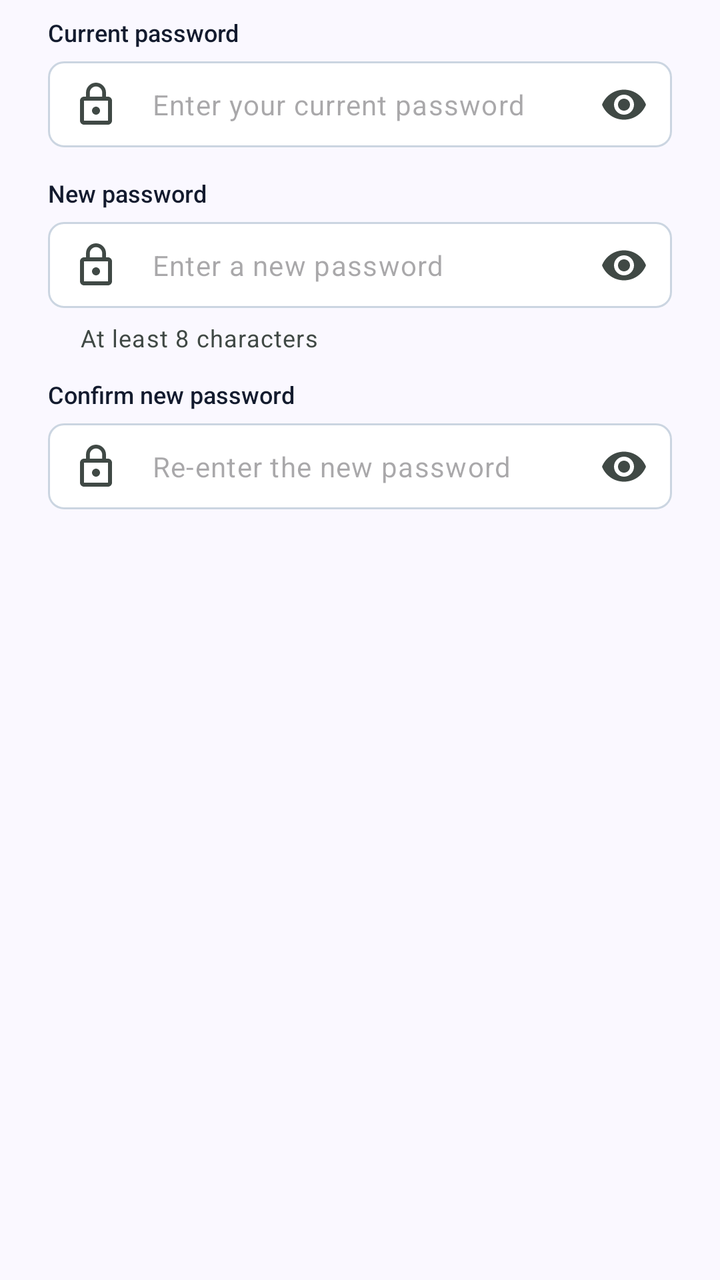
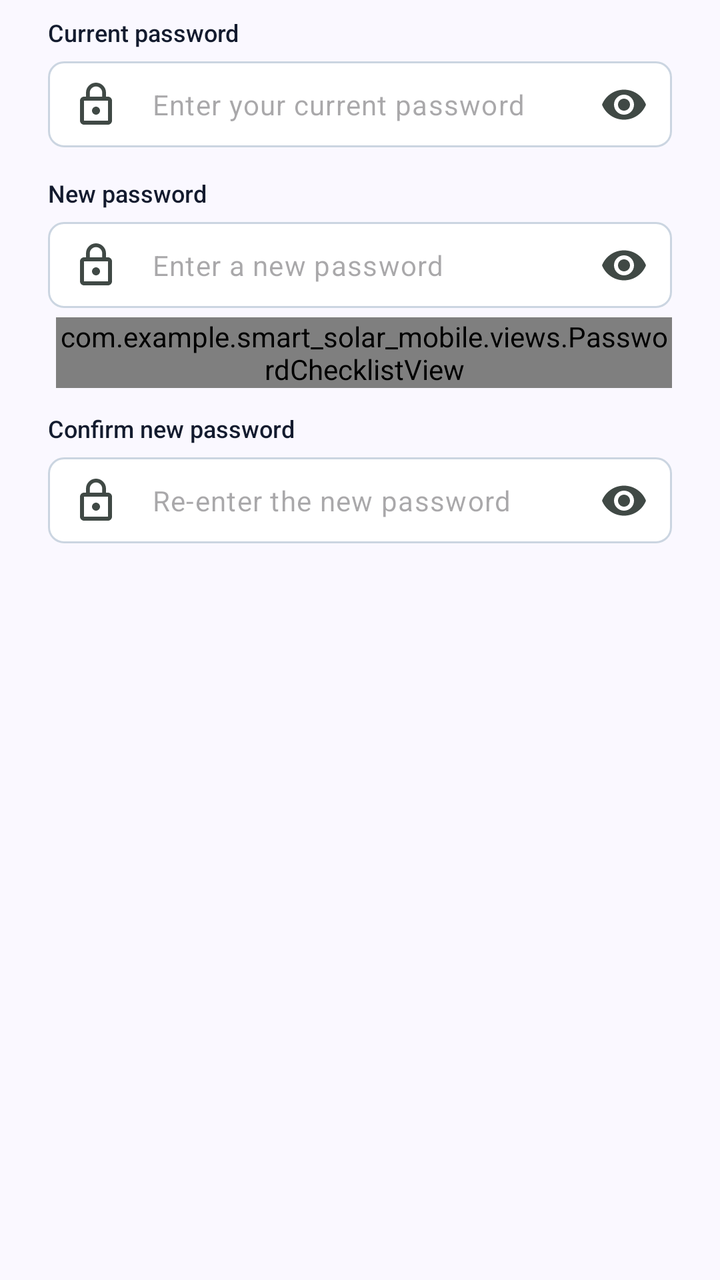

Compare the two renders of this Android layout. The source of the first and the diff that turns it into the second are given below.
<!-- AndroidManifest.xml: application theme Theme.Smart_solar_mobile -->
<!-- res/layout/dialog_change_password.xml -->
<?xml version="1.0" encoding="utf-8"?>
<ScrollView xmlns:android="http://schemas.android.com/apk/res/android"
    xmlns:app="http://schemas.android.com/apk/res-auto"
    android:layout_width="match_parent"
    android:layout_height="wrap_content">

    <LinearLayout
        android:layout_width="match_parent"
        android:layout_height="wrap_content"
        android:orientation="vertical"
        android:paddingStart="24dp"
        android:paddingTop="8dp"
        android:paddingEnd="24dp">

        <TextView
            android:layout_width="match_parent"
            android:layout_height="wrap_content"
            android:labelFor="@id/currentPasswordInput"
            android:text="@string/password_label_current"
            android:textAppearance="@style/TextAppearance.SmartSolar.FieldLabel" />

        <com.google.android.material.textfield.TextInputLayout
            android:id="@+id/currentPasswordLayout"
            style="@style/Widget.SmartSolar.TextField"
            android:layout_width="match_parent"
            android:layout_height="wrap_content"
            android:layout_marginTop="4dp"
            app:endIconMode="password_toggle"
            app:startIconDrawable="@drawable/ic_lock">

            <com.google.android.material.textfield.TextInputEditText
                android:id="@+id/currentPasswordInput"
                android:layout_width="match_parent"
                android:layout_height="wrap_content"
                android:autofillHints="password"
                android:hint="@string/password_hint_current"
                android:imeOptions="actionNext"
                android:inputType="textPassword"
                android:maxLines="1"
                android:paddingTop="12dp"
                android:paddingBottom="12dp"
                android:textSize="14sp" />
        </com.google.android.material.textfield.TextInputLayout>

        <TextView
            android:layout_width="match_parent"
            android:layout_height="wrap_content"
            android:layout_marginTop="12dp"
            android:labelFor="@id/newPasswordInput"
            android:text="@string/password_label_new"
            android:textAppearance="@style/TextAppearance.SmartSolar.FieldLabel" />

        <com.google.android.material.textfield.TextInputLayout
            android:id="@+id/newPasswordLayout"
            style="@style/Widget.SmartSolar.TextField"
            android:layout_width="match_parent"
            android:layout_height="wrap_content"
            android:layout_marginTop="4dp"
            app:endIconMode="password_toggle"
            app:helperText="@string/register_password_helper"
            app:startIconDrawable="@drawable/ic_lock">

            <com.google.android.material.textfield.TextInputEditText
                android:id="@+id/newPasswordInput"
                android:maxLength="72"
                android:layout_width="match_parent"
                android:layout_height="wrap_content"
                android:autofillHints="newPassword"
                android:hint="@string/password_hint_new"
                android:imeOptions="actionNext"
                android:inputType="textPassword"
                android:maxLines="1"
                android:paddingTop="12dp"
                android:paddingBottom="12dp"
                android:textSize="14sp" />
        </com.google.android.material.textfield.TextInputLayout>

        <TextView
            android:layout_width="match_parent"
            android:layout_height="wrap_content"
            android:layout_marginTop="12dp"
            android:labelFor="@id/confirmNewPasswordInput"
            android:text="@string/password_label_confirm"
            android:textAppearance="@style/TextAppearance.SmartSolar.FieldLabel" />

        <com.google.android.material.textfield.TextInputLayout
            android:id="@+id/confirmNewPasswordLayout"
            style="@style/Widget.SmartSolar.TextField"
            android:layout_width="match_parent"
            android:layout_height="wrap_content"
            android:layout_marginTop="4dp"
            app:endIconMode="password_toggle"
            app:startIconDrawable="@drawable/ic_lock">

            <com.google.android.material.textfield.TextInputEditText
                android:id="@+id/confirmNewPasswordInput"
                android:maxLength="72"
                android:layout_width="match_parent"
                android:layout_height="wrap_content"
                android:autofillHints="newPassword"
                android:hint="@string/password_hint_confirm"
                android:imeOptions="actionDone"
                android:inputType="textPassword"
                android:maxLines="1"
                android:paddingTop="12dp"
                android:paddingBottom="12dp"
                android:textSize="14sp" />
        </com.google.android.material.textfield.TextInputLayout>

        <LinearLayout
            android:id="@+id/dialogErrorBanner"
            android:layout_width="match_parent"
            android:layout_height="wrap_content"
            android:layout_marginTop="12dp"
            android:background="@drawable/bg_error_banner"
            android:orientation="horizontal"
            android:paddingStart="12dp"
            android:paddingTop="8dp"
            android:paddingEnd="12dp"
            android:paddingBottom="8dp"
            android:visibility="gone">

            <ImageView
                android:layout_width="18dp"
                android:layout_height="18dp"
                android:layout_marginTop="1dp"
                android:importantForAccessibility="no"
                android:src="@drawable/ic_error"
                app:tint="@color/on_error_container" />

            <TextView
                android:id="@+id/dialogErrorText"
                android:layout_width="0dp"
                android:layout_height="wrap_content"
                android:layout_marginStart="8dp"
                android:layout_weight="1"
                android:accessibilityLiveRegion="polite"
                android:textColor="@color/on_error_container"
                android:textSize="13sp" />
        </LinearLayout>
    </LinearLayout>
</ScrollView>
<!-- resources referenced by this layout -->
<resources>
  <color name="on_error_container">#93000A</color>
  <!-- drawable bg_error_banner (drawable) -->
  <?xml version="1.0" encoding="utf-8"?>
  <shape xmlns:android="http://schemas.android.com/apk/res/android" android:shape="rectangle">
      <solid android:color="@color/error_container" />
      <corners android:radius="8dp" />
  </shape>
  <!-- drawable ic_error (drawable) -->
  <vector xmlns:android="http://schemas.android.com/apk/res/android"
      android:width="24dp"
      android:height="24dp"
      android:viewportWidth="24"
      android:viewportHeight="24">
      <path
          android:fillColor="@android:color/black"
          android:pathData="M12,2C6.48,2 2,6.48 2,12s4.48,10 10,10 10,-4.48 10,-10S17.52,2 12,2zM13,17h-2v-2h2v2zM13,13h-2V7h2v6z" />
  </vector>
  <!-- drawable ic_lock (drawable) -->
  <vector xmlns:android="http://schemas.android.com/apk/res/android"
      android:width="24dp"
      android:height="24dp"
      android:viewportWidth="24"
      android:viewportHeight="24">
      <path
          android:fillColor="@android:color/black"
          android:pathData="M12,17c1.1,0 2,-0.9 2,-2s-0.9,-2 -2,-2 -2,0.9 -2,2 0.9,2 2,2zM18,8h-1V6c0,-2.76 -2.24,-5 -5,-5S7,3.24 7,6v2H6c-1.1,0 -2,0.9 -2,2v10c0,1.1 0.9,2 2,2h12c1.1,0 2,-0.9 2,-2V10c0,-1.1 -0.9,-2 -2,-2zM8.9,6c0,-1.71 1.39,-3.1 3.1,-3.1s3.1,1.39 3.1,3.1v2H8.9V6zM18,20H6V10h12v10z" />
  </vector>
  <string name="password_hint_confirm">Re-enter the new password</string>
  <string name="password_hint_current">Enter your current password</string>
  <string name="password_hint_new">Enter a new password</string>
  <string name="password_label_confirm">Confirm new password</string>
  <string name="password_label_current">Current password</string>
  <string name="password_label_new">New password</string>
  <string name="register_password_helper">At least 8 characters</string>
  <style name="TextAppearance.SmartSolar.FieldLabel" parent="">
          <item name="android:textSize">12sp</item>
          <item name="android:fontFamily">sans-serif-medium</item>
          <item name="android:textColor">@color/on_surface</item>
      </style>
  <style name="Theme.Smart_solar_mobile" parent="Base.Theme.Smart_solar_mobile">
          <item name="colorPrimary">@color/primary</item>
          <item name="colorOnPrimary">@color/on_primary</item>
          <item name="colorPrimaryContainer">@color/primary_container</item>
          <item name="colorSecondary">@color/secondary</item>
          <item name="colorError">@color/alert_danger</item>
          <item name="colorSurface">@color/surface</item>
          <item name="colorOnSurface">@color/on_surface</item>
          <item name="colorOnSurfaceVariant">@color/on_surface_variant</item>
          <item name="colorOutline">@color/outline</item>
          <item name="android:colorBackground">@color/surface</item>
          <item name="android:windowBackground">@color/surface</item>
      </style>
  <color name="error_container">#FFDAD6</color>
  <color name="on_surface">#131B2E</color>
  <color name="surface_container_lowest">#FFFFFF</color>
  <color name="alert_danger">#720613</color>
  <color name="on_surface_variant">#404945</color>
  <style name="Base.Theme.Smart_solar_mobile" parent="Theme.Material3.Light.NoActionBar" />
  <color name="primary">#003025</color>
  <color name="on_primary">#FFFFFF</color>
  <color name="primary_container">#044839</color>
  <color name="secondary">#006C4A</color>
  <color name="surface">#FAF8FF</color>
  <color name="outline">#707975</color>
  <!-- unchanged entries left out for length: 1 -->
</resources>

<!-- the commit's change to res/layout/dialog_change_password.xml (unified diff, before → after) -->
@@ -57,7 +57,6 @@
             android:layout_height="wrap_content"
             android:layout_marginTop="4dp"
             app:endIconMode="password_toggle"
-            app:helperText="@string/register_password_helper"
             app:startIconDrawable="@drawable/ic_lock">
 
             <com.google.android.material.textfield.TextInputEditText
@@ -74,6 +73,13 @@
                 android:paddingBottom="12dp"
                 android:textSize="14sp" />
         </com.google.android.material.textfield.TextInputLayout>
+
+        <com.example.smart_solar_mobile.views.PasswordChecklistView
+            android:id="@+id/newPasswordChecklist"
+            android:layout_width="match_parent"
+            android:layout_height="wrap_content"
+            android:layout_marginStart="4dp"
+            android:layout_marginTop="2dp" />
 
         <TextView
             android:layout_width="match_parent"
<!-- resource entries referenced after the edit -->
@@ -33,7 +33,6 @@
   <string name="password_label_confirm">Confirm new password</string>
   <string name="password_label_current">Current password</string>
   <string name="password_label_new">New password</string>
-  <string name="register_password_helper">At least 8 characters</string>
   <style name="TextAppearance.SmartSolar.FieldLabel" parent="">
           <item name="android:textSize">12sp</item>
           <item name="android:fontFamily">sans-serif-medium</item>
